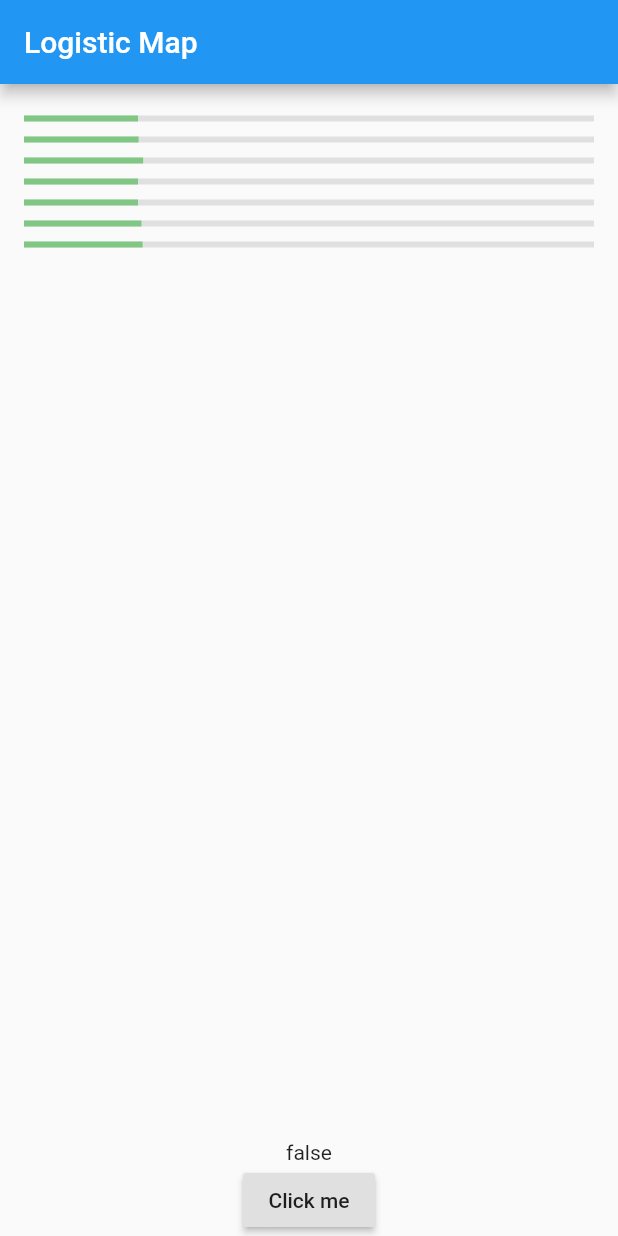
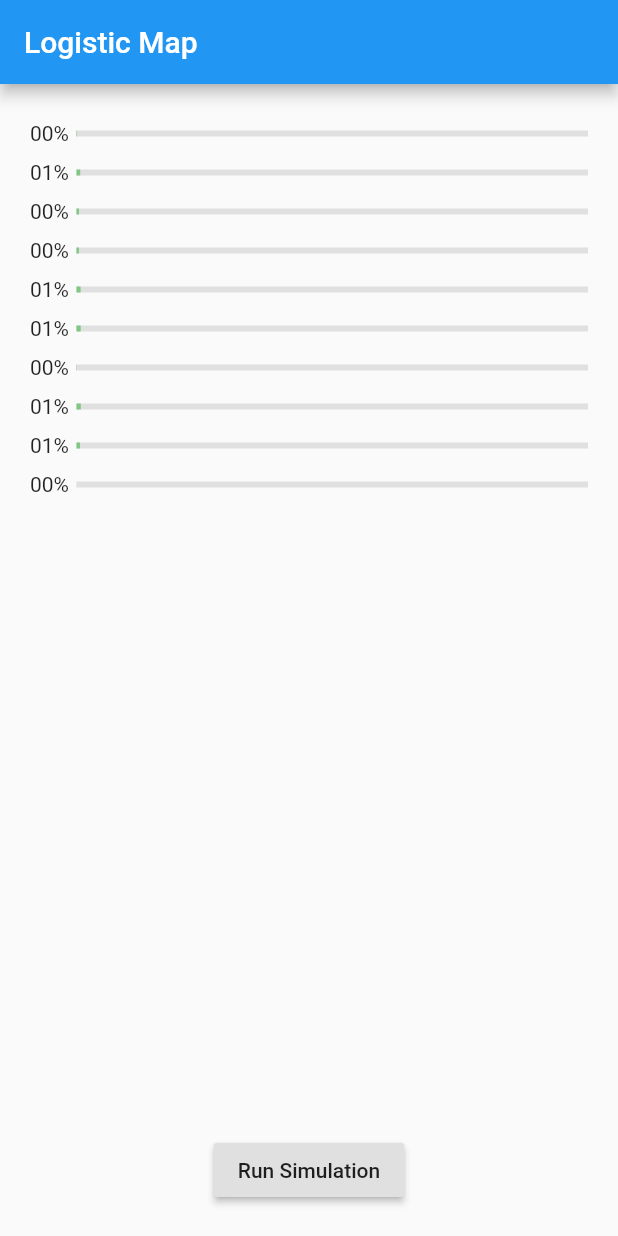
Before and after one commit to JHu2018/jhacks2020, a Flutter app: the screen it shows after launch, on a phone screen of 412 x 824 dp. Run offline on Flutter 3.47's test engine with Material 2 defaults, Android fonts, the phone set to English and light mode, and no system bars.

Commit message:
Add playback slider, add number display

```diff
--- a/lib/population.dart
+++ b/lib/population.dart
@@ -1,83 +1,158 @@
+import 'dart:math';
+
 import 'package:flutter/material.dart';
 import 'package:flutter/animation.dart';
 import 'package:quiver/async.dart';
+import 'package:intl/intl.dart';
 
 class PopulationSimulation extends StatefulWidget {
   @override
-  PopulationSimulationState createState() => PopulationSimulationState();
+  _PopulationSimulationState createState() => _PopulationSimulationState();
 }
 
-class PopulationSimulationState extends State<PopulationSimulation> {
-  final List<double> progress = <double>[0.20, 0.201, 0.209, 0.20, 0.20, 0.206, 0.208];
-  double r = 3.7;
+/// Population simulator
+class _PopulationSimulationState extends State<PopulationSimulation> {
+  final List<List<double>> _progressLog = <List<double>>[[]];
+  double _r = 3.8;
+  bool _isRunning = false;
+  int _currIdx = 0;
+  final int _iterations = 20;
+  bool _isRunOnce = false;
 
-  bool _isRunning = false;
+  void initState() {
+    super.initState();
+    buildStartProgress(0);
+  }
+
+  void buildStartProgress(x) {
+    final gen = Random();
+    final List<double> currProgress = <double>[];
+
+    for (var i = 0; i < 10; i++) {
+      currProgress.add(x + gen.nextDouble() * 0.01);
+    }
+
+    _progressLog.clear();
+    _progressLog.add(currProgress);
+  }
 
   void startTimer() {
     final int interval = 100;
-    final int iterations = 10;
 
     CountdownTimer countDownTimer = new CountdownTimer(
-      new Duration(milliseconds: iterations * interval),
+      new Duration(milliseconds: _iterations * interval),
       new Duration(milliseconds: interval),
     );
 
     setState(() {
       _isRunning = true;
+      buildStartProgress(0.7);
+      _currIdx = 0;
     });
 
-    var sub = countDownTimer.listen(null);
+    final sub = countDownTimer.listen(null);
     sub.onData((duration) {
       setState(() {
-        for (var i = 0; i < progress.length; i++) {
-          progress[i] = r * progress[i] * (1 - progress[i]);
+        var prevProgress = _progressLog[_progressLog.length - 1];
+        var currProgress = <double>[];
+        for (var i = 0; i < prevProgress.length; i++) {
+          currProgress.add(_r * prevProgress[i] * (1 - prevProgress[i]));
         }
+        _progressLog.add(currProgress);
+        _currIdx++;
       });
     });
 
     sub.onDone(() {
       setState(() {
         _isRunning = false;
+        _isRunOnce = true;
       });
       sub.cancel();
     });
   }
 
+  Widget renderControl() {
+    if (!_isRunning) {
+      return Column(
+        children: <Widget>[
+          _isRunOnce
+              ? Row(
+                  children: <Widget>[
+                    const Text('Playback:'),
+                    Expanded(
+                      child: Slider(
+                        value: _currIdx / _iterations,
+                        onChanged: (x) {
+                          setState(() {
+                            _currIdx = (x * _iterations).round();
+                          });
+                        },
+                      ),
+                    )
+                  ],
+                )
+              : Container(),
+          RaisedButton(
+            onPressed: () {
+              if (!_isRunning) startTimer();
+            },
+            child: const Text('Run Simulation'),
+          ),
+        ],
+      );
+    } else {
+      return Container();
+    }
+  }
+
   @override
   Widget build(BuildContext context) {
-    return Column(
-      children: <Widget>[
-        PopulationBars(progress),
-        Text('$_isRunning'),
-        RaisedButton(
-          onPressed: () {
-            if(!_isRunning) startTimer();
-          },
-          child: const Text("Click me"),
-        ),
-      ],
+    return Container(
+      margin: const EdgeInsets.all(20),
+      child: Column(
+        children: <Widget>[
+          _PopulationBars(_progressLog[_currIdx]),
+          renderControl(),
+        ],
+      ),
     );
   }
 }
 
-class PopulationBars extends StatelessWidget {
+/// Renders population bars
+class _PopulationBars extends StatelessWidget {
   final List<double> _progress;
 
-  PopulationBars(this._progress);
+  _PopulationBars(this._progress);
 
   @override
   Widget build(BuildContext context) {
+
     return Expanded(
       child: ListView.builder(
-        padding: const EdgeInsets.all(16.0),
         itemCount: this._progress.length,
         itemBuilder: (context, i) {
+
+          final formatter = NumberFormat('00%');
+
           return Container(
             margin: const EdgeInsets.only(top: 5.0, bottom: 5.0),
-            child: LinearProgressIndicator(
-              value: this._progress[i].toDouble(),
-              valueColor: AlwaysStoppedAnimation<Color>(Colors.green[300]),
-              backgroundColor: Colors.grey[300],
+            child: Row(
+              children: <Widget>[
+                Container(
+                  margin: const EdgeInsets.only(right: 5.0),
+                  child: Text(formatter.format(this._progress[i])),
+                ),
+                Expanded(
+                  child: LinearProgressIndicator(
+                    value: this._progress[i].toDouble(),
+                    valueColor:
+                        AlwaysStoppedAnimation<Color>(Colors.green[300]),
+                    backgroundColor: Colors.grey[300],
+                  ),
+                )
+              ],
             ),
           );
         },
--- a/pubspec.yaml
+++ b/pubspec.yaml
@@ -19,6 +19,7 @@ environment:
 dependencies:
   flutter:
     sdk: flutter
+  intl: any
 
   # The following adds the Cupertino Icons font to your application.
   # Use with the CupertinoIcons class for iOS style icons.
```
Also changed, not shown: pubspec.lock.
